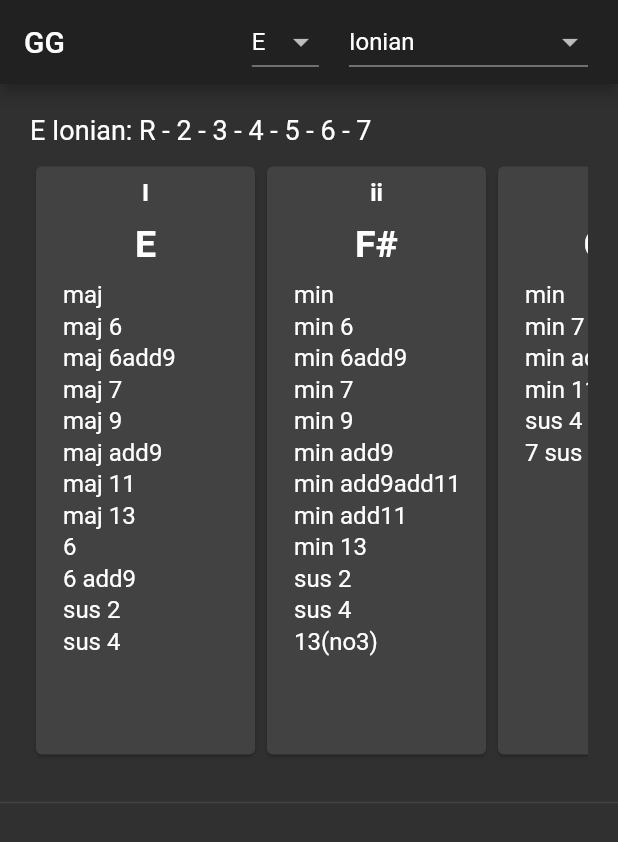
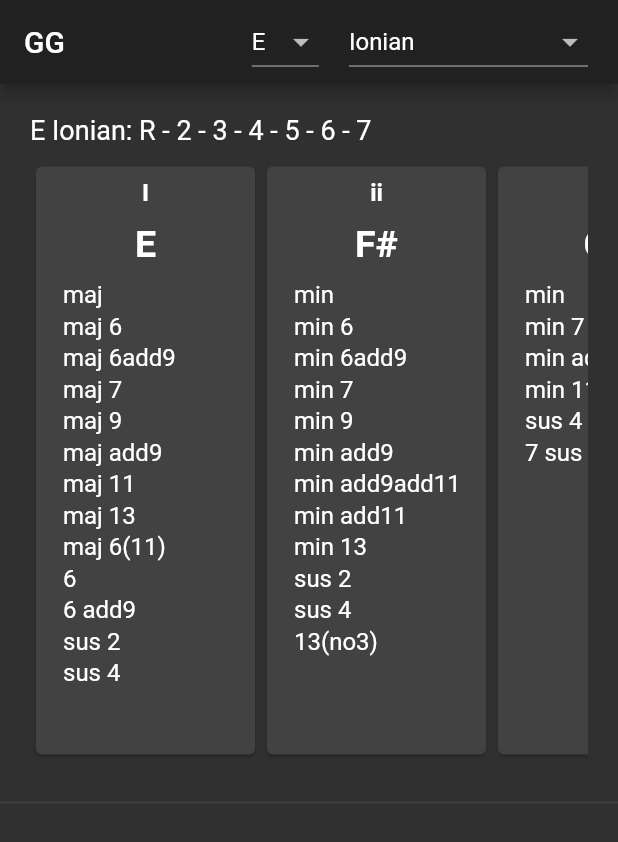
Before and after one commit to EricBichara/GuitarGuide, a Flutter app: the screen it shows after launch, on a phone screen of 412 x 824 dp. Shown: the top 842 px of the screen. Run offline on Flutter 3.47's test engine with Material 2 defaults, Android fonts, the phone set to English and light mode, and no system bars; our stand-ins replace flutter_platform_widgets, get_it; missing offline and left inert: charcode.

Commit message:
chords added

```diff
--- a/lib/core/notes.dart
+++ b/lib/core/notes.dart
@@ -54,6 +54,7 @@ class Notes {
       'maj 11': convertScale([Note.root, Note.M3, Note.p5, Note.M7, Note.p4]),
       'maj 13': convertScale([Note.root, Note.M3, Note.p5, Note.M7, Note.M2, Note.p4, Note.M6]),
       'maj 7(#11)':convertScale([Note.root, Note.M3, Note.p5, Note.M7, Note.b5]),
+      'maj 6(11)':convertScale([Note.root, Note.M3, Note.M6, Note.p4]),
 
       //Minor
       'min 6': convertScale([Note.root, Note.m3, Note.p5, Note.M6]),
```
